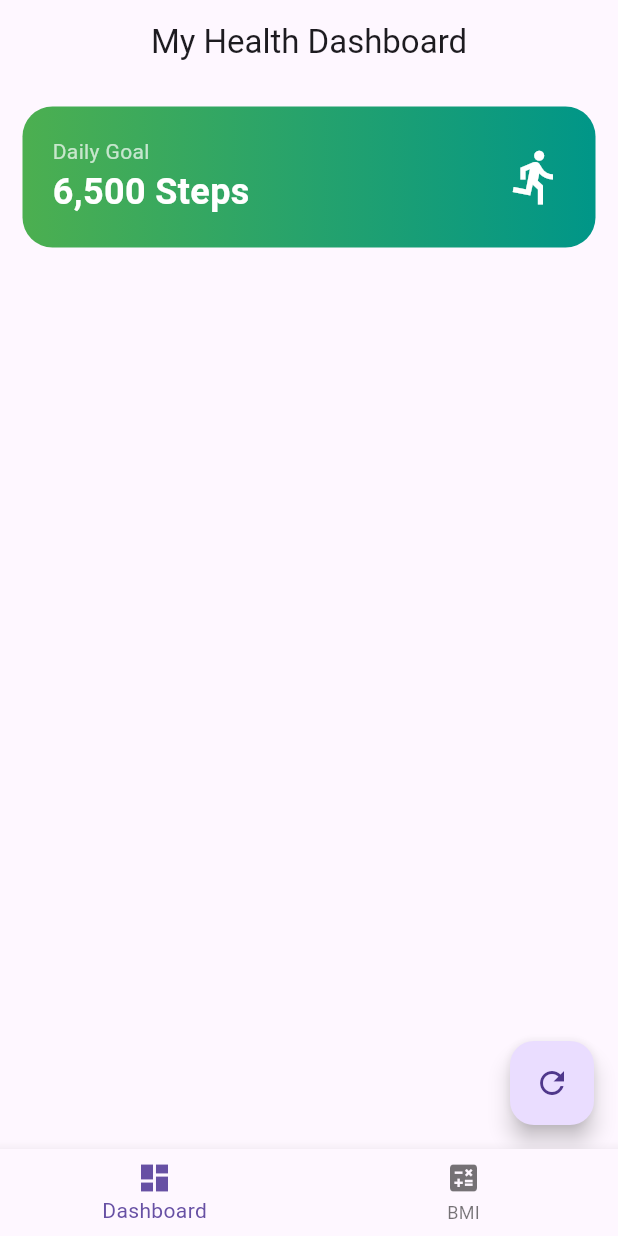
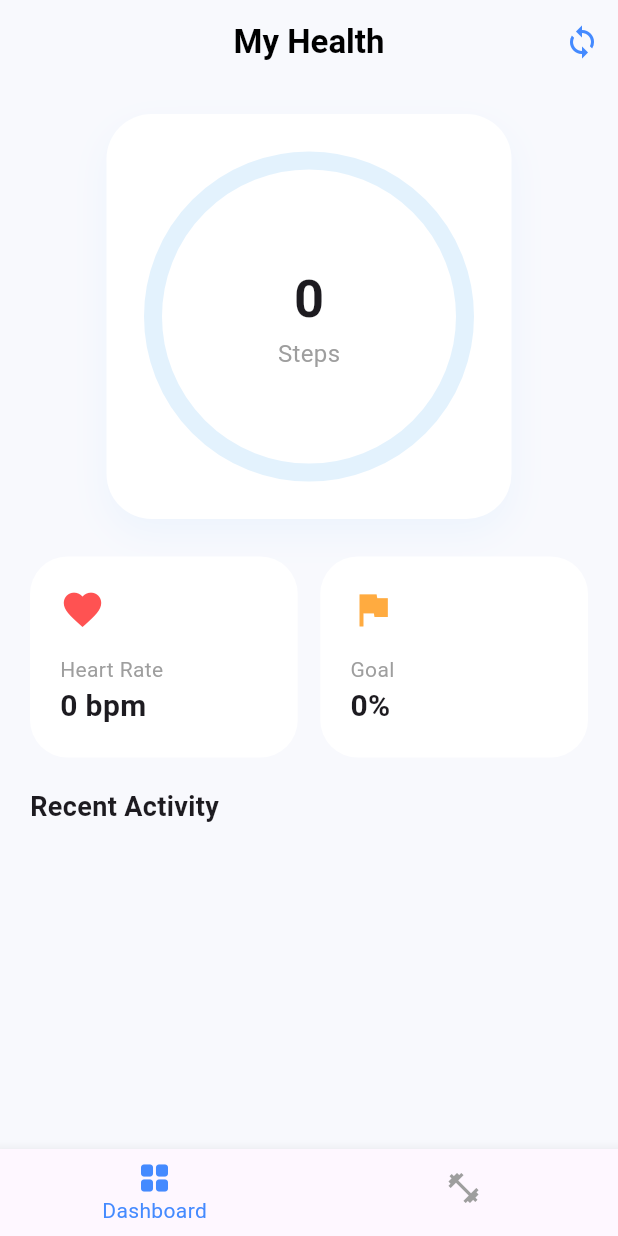
Before and after one commit to Madhuranga-web/Health_app, a Flutter app: the screen it shows after launch, on a phone screen of 412 x 824 dp. Run offline on Flutter 3.47's test engine with Material 3 defaults, Android fonts, the phone set to English and light mode, and no system bars; drawn by our look-alikes of percent_indicator; missing offline and left inert: health.

Commit message:
Change the theme

```diff
--- a/lib/main.dart
+++ b/lib/main.dart
@@ -1,8 +1,7 @@
-// ignore_for_file: avoid_print
-
 import 'package:flutter/material.dart';
 import 'package:health/health.dart';
-//import 'package:intl/intl.dart';
+// import 'package:intl/intl.dart';
+import 'package:percent_indicator/percent_indicator.dart';
 
 void main() => runApp(const MaterialApp(
       debugShowCheckedModeBanner: false,
@@ -18,12 +17,7 @@ class MainHomeScreen extends StatefulWidget {
 
 class _MainHomeScreenState extends State<MainHomeScreen> {
   int _selectedIndex = 0;
-
-  // පිටු දෙක (Dashboard සහ BMI)
-  final List<Widget> _pages = [
-    const HealthDashboard(),
-    const BMICalculator(),
-  ];
+  final List<Widget> _pages = [const HealthDashboard(), const BMICalculator()];
 
   @override
   Widget build(BuildContext context) {
@@ -32,16 +26,18 @@ class _MainHomeScreenState extends State<MainHomeScreen> {
       bottomNavigationBar: BottomNavigationBar(
         currentIndex: _selectedIndex,
         onTap: (index) => setState(() => _selectedIndex = index),
+        selectedItemColor: Colors.blueAccent,
+        unselectedItemColor: Colors.grey,
+        showUnselectedLabels: false,
         items: const [
-          BottomNavigationBarItem(icon: Icon(Icons.dashboard), label: 'Dashboard'),
-          BottomNavigationBarItem(icon: Icon(Icons.calculate), label: 'BMI'),
+          BottomNavigationBarItem(icon: Icon(Icons.grid_view_rounded), label: 'Dashboard'),
+          BottomNavigationBarItem(icon: Icon(Icons.fitness_center), label: 'BMI'),
         ],
       ),
     );
   }
 }
 
-// --- ලස්සන Dashboard එක ---
 class HealthDashboard extends StatefulWidget {
   const HealthDashboard({super.key});
 
@@ -52,145 +48,198 @@ class HealthDashboard extends StatefulWidget {
 class _HealthDashboardState extends State<HealthDashboard> {
   List<HealthDataPoint> _healthDataList = [];
   bool _isLoading = false;
+  int _steps = 0;
+  double _heartRate = 0;
   Health health = Health();
 
   Future<void> fetchData() async {
     setState(() => _isLoading = true);
+    List<HealthDataType> types = [HealthDataType.STEPS, HealthDataType.HEART_RATE];
 
-  List<HealthDataType> types = [
-    HealthDataType.STEPS,
-    HealthDataType.HEART_RATE,
-  ];
-
-  try {
     bool accessGranted = await health.requestAuthorization(types);
 
     if (accessGranted) {
       DateTime now = DateTime.now();
-      DateTime yesterday = now.subtract(const Duration(hours: 24));
+      DateTime midNight = DateTime(now.year, now.month, now.day);
 
-      List<HealthDataPoint> healthData = await health.getHealthDataFromTypes(
-        startTime: yesterday,
-        endTime: now,
-        types: types,
-      );
+      try {
+        List<HealthDataPoint> data = await health.getHealthDataFromTypes(startTime: midNight, endTime: now, types: types);
+        int totalSteps = 0;
+        double lastHeartRate = 0;
 
-      setState(() {
-        _healthDataList = health.removeDuplicates(healthData);
-        _isLoading = false;
-      });
-    } else {
-      setState(() => _isLoading = false);
-      print("අවසර ලැබුණේ නැත");
-    }
-  } catch (e) {
-    setState(() => _isLoading = false);
-    print("Error: $e");
+        for (var p in data) {
+          if (p.type == HealthDataType.STEPS) {
+            totalSteps += int.parse(p.value.toString());
+          } else if (p.type == HealthDataType.HEART_RATE) {
+            lastHeartRate = double.parse(p.value.toString());
           }
         }
 
+        setState(() {
+          _healthDataList = health.removeDuplicates(data);
+          _steps = totalSteps;
+          _heartRate = lastHeartRate;
+          _isLoading = false;
+        });
+      } catch (e) {
+        setState(() => _isLoading = false);
+        debugPrint("Error: $e");
+      }
+    }
+  }
 
   @override
   Widget build(BuildContext context) {
+    double stepGoal = 6000;
+    double progress = (_steps / stepGoal).clamp(0.0, 1.0);
+
     return Scaffold(
-      appBar: AppBar(title: const Text("My Health Dashboard"), centerTitle: true),
-      body: Column(
+      backgroundColor: const Color(0xFFF8F9FD),
+      appBar: AppBar(
+        title: const Text("My Health", style: TextStyle(fontWeight: FontWeight.bold, color: Colors.black)),
+        centerTitle: true,
+        backgroundColor: Colors.transparent,
+        elevation: 0,
+        actions: [
+          IconButton(onPressed: fetchData, icon: const Icon(Icons.sync, color: Colors.blueAccent))
+        ],
+      ),
+      body: SingleChildScrollView(
+        padding: const EdgeInsets.all(20),
+        child: Column(
           children: [
-          _buildSummaryCard(), // සාරාංශයක් පෙන්වන කාඩ් එක
-          Expanded(
-            child: _isLoading
-              ? const Center(child: CircularProgressIndicator())
-              : ListView.builder(
-                  itemCount: _healthDataList.length,
-                  itemBuilder: (c, i) => _buildDataTile(_healthDataList[i]),
+            // Circular Progress Section
+            Container(
+              padding: const EdgeInsets.all(25),
+              decoration: BoxDecoration(
+                color: Colors.white,
+                borderRadius: BorderRadius.circular(30),
+                // ignore: deprecated_member_use
+                boxShadow: [BoxShadow(color: Colors.blue.withOpacity(0.05), blurRadius: 20, offset: const Offset(0, 10))],
               ),
+              child: CircularPercentIndicator(
+                radius: 110.0,
+                lineWidth: 12.0,
+                animation: true,
+                percent: progress,
+                center: Column(
+                  mainAxisAlignment: MainAxisAlignment.center,
+                  children: [
+                    Text("$_steps", style: const TextStyle(fontWeight: FontWeight.bold, fontSize: 35)),
+                    const Text("Steps", style: TextStyle(color: Colors.grey, fontSize: 16)),
+                  ],
+                ),
+                circularStrokeCap: CircularStrokeCap.round,
+                progressColor: Colors.blueAccent,
+                backgroundColor: Colors.blue.shade50,
+              ),
+            ),
+            const SizedBox(height: 25),
+
+            // Stats Row
+            Row(
+              children: [
+                _buildSmallCard("Heart Rate", "${_heartRate.toInt()} bpm", Icons.favorite, Colors.redAccent),
+                const SizedBox(width: 15),
+                _buildSmallCard("Goal", "${(progress * 100).toInt()}%", Icons.flag, Colors.orangeAccent),
+              ],
+            ),
+            const SizedBox(height: 20),
+
+            // Recent Data List
+            const Align(
+              alignment: Alignment.centerLeft,
+              child: Text("Recent Activity", style: TextStyle(fontSize: 18, fontWeight: FontWeight.bold)),
+            ),
+            const SizedBox(height: 10),
+            _isLoading
+              ? const CircularProgressIndicator()
+              : Column(
+                  children: _healthDataList.take(5).map((p) => _buildDataRow(p)).toList(),
                 ),
           ],
         ),
-      floatingActionButton: FloatingActionButton(
-        onPressed: fetchData,
-        child: const Icon(Icons.refresh),
       ),
     );
   }
 
-  Widget _buildSummaryCard() {
-    return Container(
-      margin: const EdgeInsets.all(15),
+  Widget _buildSmallCard(String title, String value, IconData icon, Color color) {
+    return Expanded(
+      child: Container(
         padding: const EdgeInsets.all(20),
-      decoration: BoxDecoration(
-        gradient: const LinearGradient(colors: [Colors.green, Colors.teal]),
-        borderRadius: BorderRadius.circular(20),
-      ),
-      child: const Row(
-        mainAxisAlignment: MainAxisAlignment.spaceBetween,
-        children: [
-          Column(
+        decoration: BoxDecoration(color: Colors.white, borderRadius: BorderRadius.circular(25)),
+        child: Column(
           crossAxisAlignment: CrossAxisAlignment.start,
           children: [
-              Text("Daily Goal", style: TextStyle(color: Colors.white70)),
-              Text("6,500 Steps", style: TextStyle(color: Colors.white, fontSize: 24, fontWeight: FontWeight.bold)),
+            Icon(icon, color: color, size: 30),
+            const SizedBox(height: 15),
+            Text(title, style: const TextStyle(color: Colors.grey)),
+            Text(value, style: const TextStyle(fontSize: 20, fontWeight: FontWeight.bold)),
           ],
         ),
-          Icon(Icons.directions_run, color: Colors.white, size: 40),
-        ],
       ),
     );
   }
 
-  Widget _buildDataTile(HealthDataPoint p) {
+  Widget _buildDataRow(HealthDataPoint p) {
     return Card(
-      margin: const EdgeInsets.symmetric(horizontal: 15, vertical: 5),
+      elevation: 0,
+      margin: const EdgeInsets.symmetric(vertical: 5),
+      shape: RoundedRectangleBorder(borderRadius: BorderRadius.circular(15)),
       child: ListTile(
-        leading: Icon(p.type == HealthDataType.STEPS ? Icons.nordic_walking : Icons.favorite, color: Colors.green),
-        title: Text(p.typeString.replaceAll("HealthDataType.", "")),
-        trailing: Text(p.value.toString(), style: const TextStyle(fontWeight: FontWeight.bold, fontSize: 16)),
+        leading: CircleAvatar(
+          backgroundColor: Colors.blue.shade50,
+          child: Icon(p.type == HealthDataType.STEPS ? Icons.directions_walk : Icons.favorite, color: Colors.blueAccent),
+        ),
+        title: Text(p.typeString.split('.').last),
+        trailing: Text(p.value.toString(), style: const TextStyle(fontWeight: FontWeight.bold)),
       ),
     );
   }
 }
 
-// --- BMI Calculator පිටුව ---
 class BMICalculator extends StatefulWidget {
   const BMICalculator({super.key});
-
   @override
   State<BMICalculator> createState() => _BMICalculatorState();
 }
 
 class _BMICalculatorState extends State<BMICalculator> {
-  final _heightController = TextEditingController();
-  final _weightController = TextEditingController();
-  double? _bmiResult;
-
-  void calculateBMI() {
-    double h = double.tryParse(_heightController.text) ?? 0;
-    double w = double.tryParse(_weightController.text) ?? 0;
-    if (h > 0 && w > 0) {
-      setState(() {
-        _bmiResult = w / ((h / 100) * (h / 100));
-      });
-    }
-  }
+  final _hC = TextEditingController();
+  final _wC = TextEditingController();
+  double? _bmi;
 
   @override
   Widget build(BuildContext context) {
     return Scaffold(
-      appBar: AppBar(title: const Text("BMI Calculator")),
+      appBar: AppBar(title: const Text("BMI Calculator"), centerTitle: true),
       body: Padding(
-        padding: const EdgeInsets.all(20.0),
+        padding: const EdgeInsets.all(30),
         child: Column(
           children: [
-            TextField(controller: _heightController, decoration: const InputDecoration(labelText: "උස (cm)", border: OutlineInputBorder())),
+            TextField(controller: _hC, keyboardType: TextInputType.number, decoration: InputDecoration(labelText: "Height (cm)", border: OutlineInputBorder(borderRadius: BorderRadius.circular(15)))),
             const SizedBox(height: 15),
-            TextField(controller: _weightController, decoration: const InputDecoration(labelText: "බර (kg)", border: OutlineInputBorder())),
-            const SizedBox(height: 20),
-            ElevatedButton(onPressed: calculateBMI, child: const Text("ගණනය කරන්න")),
-            if (_bmiResult != null) ...[
+            TextField(controller: _wC, keyboardType: TextInputType.number, decoration: InputDecoration(labelText: "Weight (kg)", border: OutlineInputBorder(borderRadius: BorderRadius.circular(15)))),
             const SizedBox(height: 30),
-              Text("ඔබේ BMI අගය: ${_bmiResult!.toStringAsFixed(1)}", style: const TextStyle(fontSize: 24, fontWeight: FontWeight.bold)),
-              Text(_bmiResult! < 18.5 ? "අඩු බර (Underweight)" : _bmiResult! < 25 ? "සාමාන්‍ය බර (Normal)" : "වැඩි බර (Overweight)",
-                style: TextStyle(fontSize: 18, color: Colors.blueGrey[700])),
+            ElevatedButton(
+              style: ElevatedButton.styleFrom(
+                backgroundColor: Colors.blueAccent,
+                foregroundColor: Colors.white,
+                minimumSize: const Size(double.infinity, 55),
+                shape: RoundedRectangleBorder(borderRadius: BorderRadius.circular(15))
+              ),
+              onPressed: () {
+                double h = double.parse(_hC.text) / 100;
+                double w = double.parse(_wC.text);
+                setState(() => _bmi = w / (h * h));
+              },
+              child: const Text("Calculate My BMI", style: TextStyle(fontSize: 18)),
+            ),
+            if (_bmi != null) ...[
+              const SizedBox(height: 40),
+              const Text("Your BMI Result", style: TextStyle(color: Colors.grey)),
+              Text(_bmi!.toStringAsFixed(1), style: const TextStyle(fontSize: 60, fontWeight: FontWeight.bold, color: Colors.blueAccent)),
+              Text(_bmi! < 18.5 ? "Underweight" : _bmi! < 25 ? "Healthy" : "Overweight", style: const TextStyle(fontSize: 22, fontWeight: FontWeight.w500)),
             ]
           ],
         ),
```
Lines whose indentation alone changed are shown as unchanged.
